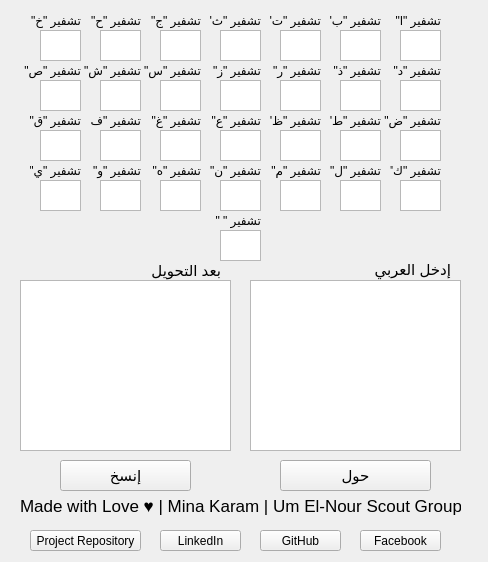
Above: HareetTashferGUI.ui from Mina-Karam/HareetTashfer before the change. Below: the same form after it.
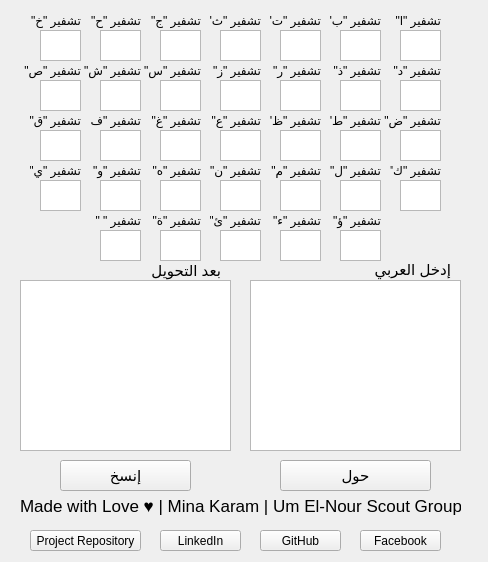
That is the form after the change. Icons and pictures are not drawn.

Commit message: Add warning of ئءؤ and add slots for them, update GUI

Diff of the .ui file:
```diff
--- a/HareetTashferGUI.ui
+++ b/HareetTashferGUI.ui
@@ -753,7 +753,7 @@
      </rect>
     </property>
     <property name="text">
-     <string>تشفير &quot; &quot;</string>
+     <string>تشفير &quot;ئ&quot;</string>
     </property>
    </widget>
    <widget class="QLabel" name="LT_1">
@@ -874,6 +874,98 @@
      <string>Project Repository</string>
     </property>
    </widget>
+   <widget class="QLabel" name="L_29">
+    <property name="geometry">
+     <rect>
+      <x>270</x>
+      <y>210</y>
+      <width>51</width>
+      <height>20</height>
+     </rect>
+    </property>
+    <property name="text">
+     <string>تشفير &quot;ء&quot;</string>
+    </property>
+   </widget>
+   <widget class="QTextEdit" name="T_31">
+    <property name="geometry">
+     <rect>
+      <x>280</x>
+      <y>230</y>
+      <width>41</width>
+      <height>31</height>
+     </rect>
+    </property>
+   </widget>
+   <widget class="QLabel" name="L_30">
+    <property name="geometry">
+     <rect>
+      <x>150</x>
+      <y>210</y>
+      <width>51</width>
+      <height>20</height>
+     </rect>
+    </property>
+    <property name="text">
+     <string>تشفير &quot;ة&quot;</string>
+    </property>
+   </widget>
+   <widget class="QTextEdit" name="T_32">
+    <property name="geometry">
+     <rect>
+      <x>160</x>
+      <y>230</y>
+      <width>41</width>
+      <height>31</height>
+     </rect>
+    </property>
+   </widget>
+   <widget class="QLabel" name="L_31">
+    <property name="geometry">
+     <rect>
+      <x>90</x>
+      <y>210</y>
+      <width>51</width>
+      <height>20</height>
+     </rect>
+    </property>
+    <property name="text">
+     <string>تشفير &quot; &quot;</string>
+    </property>
+   </widget>
+   <widget class="QTextEdit" name="T_33">
+    <property name="geometry">
+     <rect>
+      <x>100</x>
+      <y>230</y>
+      <width>41</width>
+      <height>31</height>
+     </rect>
+    </property>
+   </widget>
+   <widget class="QLabel" name="L_32">
+    <property name="geometry">
+     <rect>
+      <x>330</x>
+      <y>210</y>
+      <width>51</width>
+      <height>20</height>
+     </rect>
+    </property>
+    <property name="text">
+     <string>تشفير &quot;ؤ&quot;</string>
+    </property>
+   </widget>
+   <widget class="QTextEdit" name="T_34">
+    <property name="geometry">
+     <rect>
+      <x>340</x>
+      <y>230</y>
+      <width>41</width>
+      <height>31</height>
+     </rect>
+    </property>
+   </widget>
   </widget>
  </widget>
  <resources/>
```
The commit also changes 2 other files.
